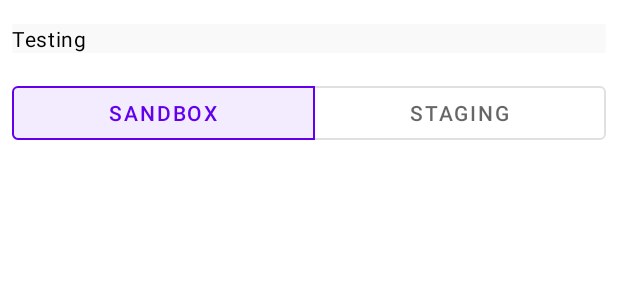
After one commit to cashapp/cash-app-pay-android-sdk, an Android app: the layout fragment_bottom_sheet.xml on its own in the app's theme, with its tools: preview values and no code run, on a phone screen of 412 x 824 dp. The commit adds this screen. Shown: the top 300 px of the screen. Run offline under Robolectric (Android 15) with nearby library versions, the phone set to English and light mode, and no system bars; network calls fail.

Commit message:
Add staging environment to SDK and make it available for Dev App testing (#41)
* Add Staging Enviroment

* Bottom Sheet for Dev Options

* Allow for environment override on Dev App

* Cleanup

* Do NOT expose staging as part of the SDK code

* Add selectable property to SDK info text

```diff
--- a/core/src/main/java/app/cash/paykit/core/CashAppPayKit.kt
+++ b/core/src/main/java/app/cash/paykit/core/CashAppPayKit.kt
@@ -113,8 +113,9 @@ object CashAppPayKitFactory {
     )
   }
 
-  private const val BASE_URL_SANDBOX = "https://sandbox.api.cash.app/customer-request/v1/"
-  private const val BASE_URL_PRODUCTION = "https://api.cash.app/customer-request/v1/"
+  // Do NOT add `const` to these, as it will invalidate reflection for our Dev App.
+  private val BASE_URL_SANDBOX = "https://sandbox.api.cash.app/customer-request/v1/"
+  private val BASE_URL_PRODUCTION = "https://api.cash.app/customer-request/v1/"
 }
 
 interface CashAppPayKitListener {
--- a/dev-app/src/main/AndroidManifest.xml
+++ b/dev-app/src/main/AndroidManifest.xml
@@ -17,7 +17,7 @@
         tools:targetApi="31">
         <activity
             android:name=".MainActivity"
-        android:launchMode="singleTop"
+            android:launchMode="singleInstance"
             android:exported="true">
             <intent-filter>
                 <action android:name="android.intent.action.MAIN" />
--- /dev/null
+++ b/dev-app/src/main/res/drawable/ic_logo_dev.xml
@@ -0,0 +1,6 @@
+<vector android:height="24dp" android:tint="@color/white"
+    android:viewportHeight="24" android:viewportWidth="24"
+    android:width="24dp" xmlns:android="http://schemas.android.com/apk/res/android">
+    <path android:fillColor="@color/white" android:strokeColor="@color/white" android:pathData="M19,3H5C3.9,3 3,3.9 3,5v14c0,1.1 0.9,2 2,2h14c1.1,0 2,-0.9 2,-2V5C21,3.9 20.1,3 19,3zM7.68,14.98H6V9h1.71c1.28,0 1.71,1.03 1.71,1.71l0,2.56C9.42,13.95 9,14.98 7.68,14.98zM12.38,11.46v1.07h-1.18v1.39h1.93v1.07h-2.25c-0.4,0.01 -0.74,-0.31 -0.75,-0.71V9.75c-0.01,-0.4 0.31,-0.74 0.71,-0.75h2.28l0,1.07h-1.92v1.39H12.38zM16.88,14.23c-0.48,1.11 -1.33,0.89 -1.71,0L13.77,9h1.18l1.07,4.11L17.09,9h1.18L16.88,14.23z"/>
+    <path android:strokeColor="@color/white" android:fillColor="@color/white" android:pathData="M7.77,10.12H7.14v3.77h0.63c0.14,0 0.28,-0.05 0.42,-0.16c0.14,-0.1 0.21,-0.26 0.21,-0.47v-2.52c0,-0.21 -0.07,-0.37 -0.21,-0.47C8.05,10.17 7.91,10.12 7.77,10.12z"/>
+</vector>
--- /dev/null
+++ b/dev-app/src/main/res/layout/fragment_bottom_sheet.xml
@@ -0,0 +1,51 @@
+<?xml version="1.0" encoding="utf-8"?>
+<LinearLayout xmlns:android="http://schemas.android.com/apk/res/android"
+    android:layout_width="match_parent"
+    android:layout_height="wrap_content"
+    xmlns:app="http://schemas.android.com/apk/res-auto"
+    xmlns:tools="http://schemas.android.com/tools"
+    android:orientation="vertical"
+    android:id="@+id/sheetRoot"
+    android:padding="8dp"
+    >
+
+  <TextView
+      android:id="@+id/currentInfo"
+      android:layout_width="match_parent"
+      android:layout_height="wrap_content"
+      android:background="?attr/selectableItemBackground"
+      android:layout_marginTop="8dp"
+      android:textAppearance="@style/DevAppTextBody"
+      android:textIsSelectable="true"
+      tools:text="Testing"
+      />
+
+  <com.google.android.material.button.MaterialButtonToggleGroup
+      android:id="@+id/environmentToggleButton"
+      android:layout_width="match_parent"
+      android:layout_marginTop="16dp"
+      android:layout_height="wrap_content"
+      app:singleSelection="true"
+      app:selectionRequired="true"
+      app:checkedButton="@+id/sandboxButton"
+      >
+    <Button
+        style="?attr/materialButtonOutlinedStyle"
+        android:id="@+id/sandboxButton"
+        android:layout_weight="1"
+        android:layout_width="wrap_content"
+        android:layout_height="wrap_content"
+        android:text="@string/environment_sandbox"
+        />
+    <Button
+        style="?attr/materialButtonOutlinedStyle"
+        android:id="@+id/stagingButton"
+        android:layout_weight="1"
+        android:layout_width="wrap_content"
+        android:layout_height="wrap_content"
+        android:text="@string/environment_staging"
+        />
+
+  </com.google.android.material.button.MaterialButtonToggleGroup>
+
+</LinearLayout>
--- a/dev-app/src/main/res/values/strings.xml
+++ b/dev-app/src/main/res/values/strings.xml
@@ -13,4 +13,7 @@
   <string name="reset_sdk_btn">Reset SDK</string>
   <string name="authorize_customer_btn">Authorize Customer</string>
   <string name="results_hint">Results will display here</string>
+  <string name="logo_dev_options">Dev Options</string>
+  <string name="environment_staging">Staging</string>
+  <string name="environment_sandbox">Sandbox</string>
 </resources>
--- a/dev-app/src/main/res/values/themes.xml
+++ b/dev-app/src/main/res/values/themes.xml
@@ -11,7 +11,21 @@
     <item name="colorOnSecondary">@color/black</item>
     <!-- Status bar color. -->
     <item name="android:statusBarColor">?attr/colorPrimaryVariant</item>
-    <!-- Customize your theme here. -->
+    <item name="bottomSheetDialogTheme">@style/ThemeOverlay.App.BottomSheetDialog</item>
+  </style>
+
+  <style name="ThemeOverlay.App.BottomSheetDialog" parent="ThemeOverlay.MaterialComponents.BottomSheetDialog">
+    <item name="bottomSheetStyle">@style/ModalBottomSheetDialog</item>
+  </style>
+
+  <style name="ModalBottomSheetDialog" parent="Widget.MaterialComponents.BottomSheet.Modal">
+    <item name="shapeAppearance">@style/ShapeAppearance.App.LargeComponent</item>
+    <item name="gestureInsetBottomIgnored">true</item>
+  </style>
+
+  <style name="ShapeAppearance.App.LargeComponent" parent="ShapeAppearance.MaterialComponents.LargeComponent">
+    <item name="cornerFamily">rounded</item>
+    <item name="cornerSize">12dp</item>
   </style>
 
   <style name="DevAppTextTitle" parent="TextAppearance.MaterialComponents.Headline1">
@@ -21,6 +35,13 @@
     <item name="android:textColor">@color/black</item>
   </style>
 
+  <style name="DevAppTextBody" parent="TextAppearance.MaterialComponents.Body1">
+    <item name="android:textSize">14sp</item>
+    <item name="android:fontFamily">sans-serif</item>
+    <item name="fontFamily">sans-serif</item>
+    <item name="android:textColor">@color/black</item>
+  </style>
+
   <style name="DevAppButton" parent="Widget.MaterialComponents.Button">
     <item name="android:textSize">18sp</item>
     <item name="android:layout_marginTop">6dp</item>
```
Also changed, not shown: dev-app/src/main/java/app/cash/paykit/devapp/BottomSheetOptionsFragment.kt (added, +65 -0 lines), dev-app/src/main/java/app/cash/paykit/devapp/MainActivity.kt (+50 -3 lines), dev-app/src/main/java/app/cash/paykit/devapp/MainActivityViewModel.kt (+37 -3 lines), dev-app/src/main/res/layout/activity_main.xml (+19 -2 lines), dev-app/src/main/res/menu/topbar_menu.xml (added, +11 -0 lines). Lines whose indentation alone changed are shown as unchanged.
